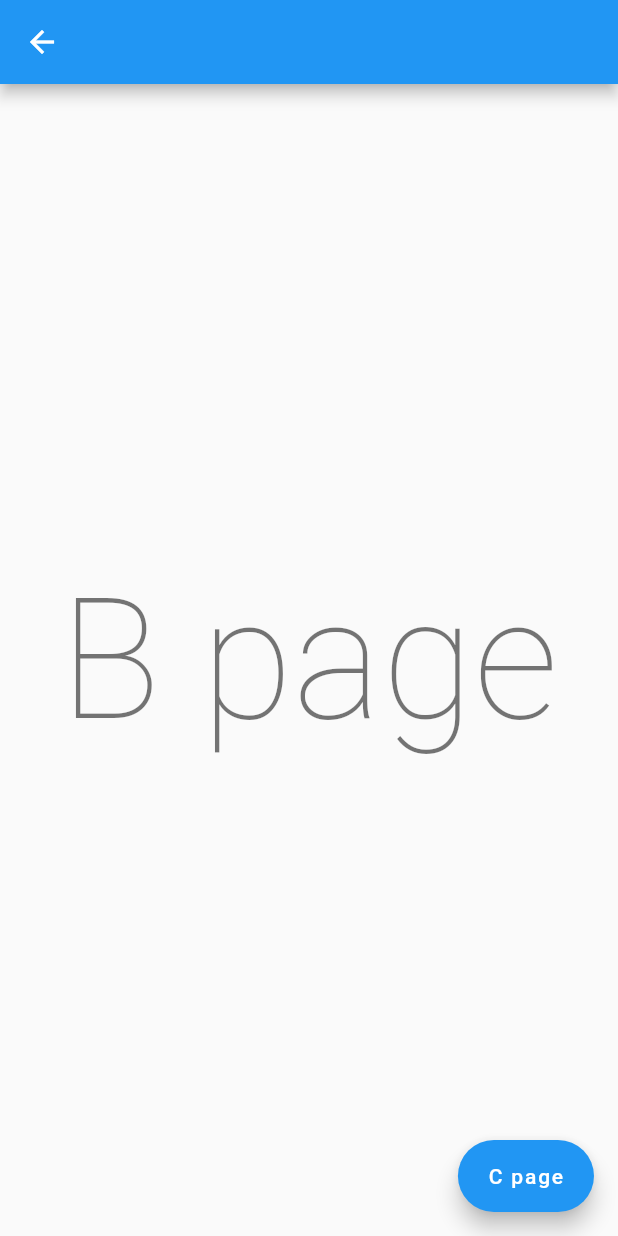
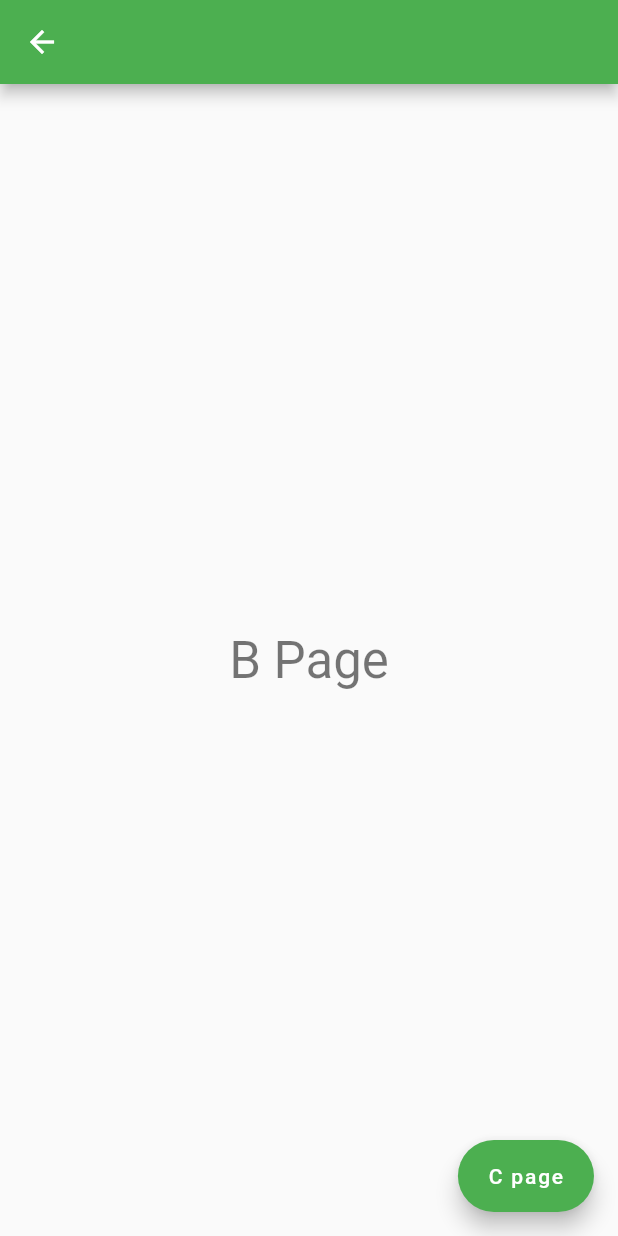
Before and after one commit to muhammadamin0111/flutter_application_2, a Flutter app: the screen it shows after launch, after a tap on an icon or button, on a phone screen of 412 x 824 dp. Run offline on Flutter 3.47's test engine with Material 2 defaults, Android fonts, the phone set to English and light mode, and no system bars.

```diff
--- a/lib/main.dart
+++ b/lib/main.dart
@@ -1,5 +1,7 @@
 import 'package:flutter/material.dart';
 import 'package:flutter_application_2/pages/A/a_page.dart';
+import 'package:flutter_application_2/pages/B/b_page.dart';
+import 'package:flutter_application_2/pages/C/c_page.dart';
 
 void main() {
   runApp(const MyApp());
@@ -13,10 +15,13 @@ class MyApp extends StatelessWidget {
   Widget build(BuildContext context) {
     return MaterialApp(
       title: 'Flutter Demo',
-      theme: ThemeData(
-        primarySwatch: Colors.blue,
-      ),
-      home: const APage(),
+      theme: ThemeData(primarySwatch: Colors.green),
+      routes: {
+        '/a': (context) => const APage(),
+        '/b': (context) => const BPage(),
+        '/c': (context) => const CPage(),
+      },
+      initialRoute: '/a',
     );
   }
 }
--- a/lib/pages/A/a_page.dart
+++ b/lib/pages/A/a_page.dart
@@ -18,13 +18,13 @@ class _APageState extends State<APage> {
       body: Center(
         child: Text(
           'A page',
-          style: Theme.of(context).textTheme.headline1,
+          style: Theme.of(context).textTheme.displayLarge,
         ),
       ),
       floatingActionButton: FloatingActionButton(
         onPressed: () {
-          Navigator.push(
-              context, MaterialPageRoute(builder: (context) => const BPage()));
+          Navigator.of(context).pushNamed('/b');
+          //Navigator.pushNamed(context,'/b);
         },
         child: const Text('B'),
       ),
--- a/lib/pages/B/b_page.dart
+++ b/lib/pages/B/b_page.dart
@@ -4,7 +4,6 @@ import 'package:flutter_application_2/pages/C/c_page.dart';
 
 class BPage extends StatefulWidget {
   const BPage({super.key});
-
   @override
   State<BPage> createState() => _BPageState();
 }
@@ -16,16 +15,16 @@ class _BPageState extends State<BPage> {
       appBar: AppBar(),
       body: Center(
         child: Text(
-          'B page',
-          style: Theme.of(context).textTheme.headline1,
+          'B Page',
+          style: Theme.of(context).textTheme.headlineMedium,
         ),
       ),
       floatingActionButton: FloatingActionButton.extended(
-          onPressed: () {
-            Navigator.push(context,
-                CupertinoPageRoute(builder: (context) => const CPage()));
-          },
-          label: const Text('C page')),
+        onPressed: () {
+          Navigator.of(context).pushNamed('/c');
+        },
+        label: const Text('C page'),
+      ),
     );
   }
 }
--- a/lib/pages/C/c_page.dart
+++ b/lib/pages/C/c_page.dart
@@ -14,7 +14,7 @@ class _CPageState extends State<CPage> {
       appBar: AppBar(),
       body: Center(
         child: Text(
-          'C page',
+          'C Page',
           style: Theme.of(context).textTheme.headline1,
         ),
       ),
```
